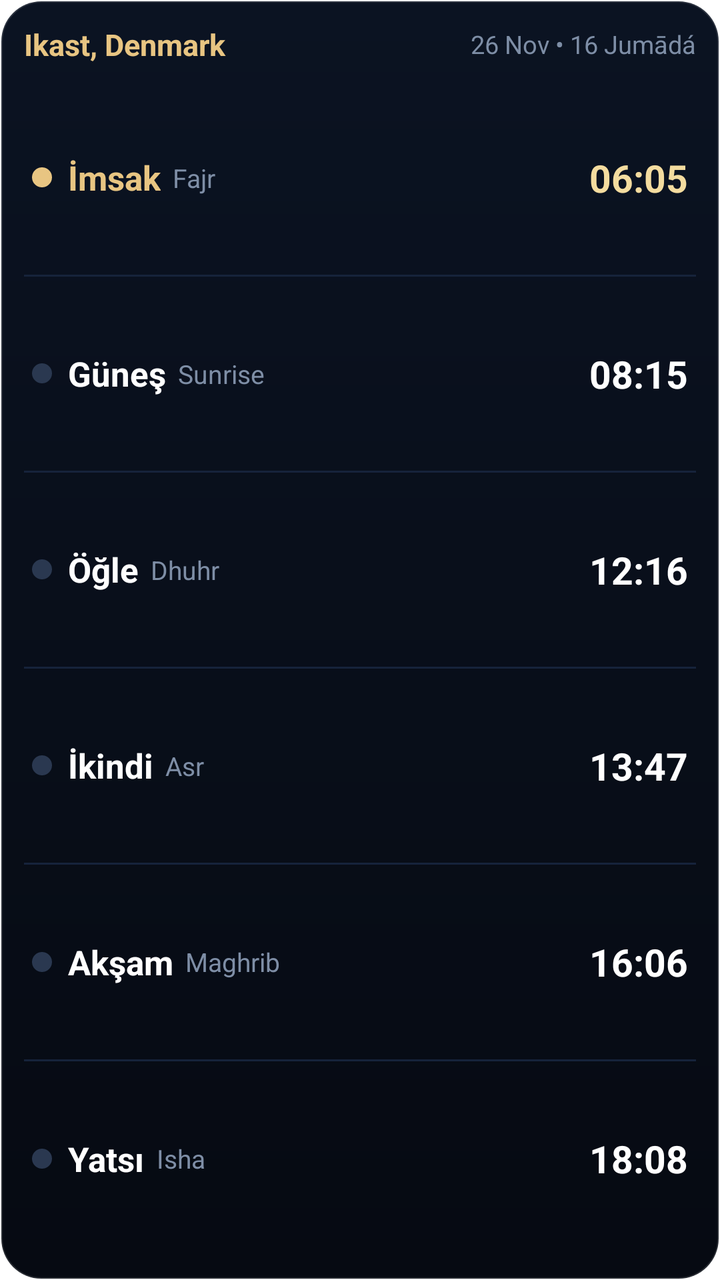
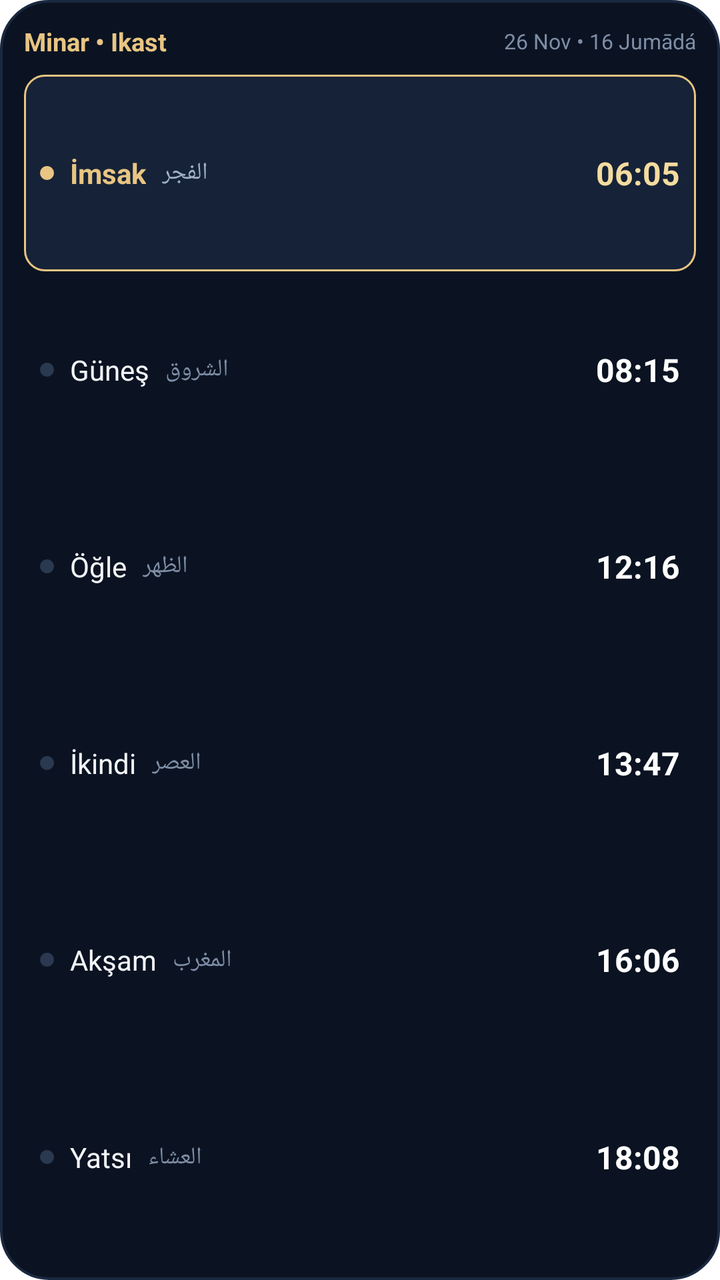

Compare the two renders of this Android layout. The source of the first and the diff that turns it into the second are given below.
<!-- AndroidManifest.xml: fallback theme Theme.MaterialComponents.DayNight.NoActionBar -->
<!-- res/layout/widget_vertical.xml -->
<?xml version="1.0" encoding="utf-8"?>
<LinearLayout xmlns:android="http://schemas.android.com/apk/res/android"
    android:id="@+id/widget_vertical_root"
    android:layout_width="match_parent"
    android:layout_height="match_parent"
    android:background="@drawable/widget_card_bg"
    android:orientation="vertical"
    android:padding="12dp">

    
    <LinearLayout
        android:layout_width="match_parent"
        android:layout_height="wrap_content"
        android:gravity="center_vertical"
        android:orientation="horizontal"
        android:paddingBottom="8dp">

        <TextView
            android:id="@+id/widget_v_title"
            android:layout_width="0dp"
            android:layout_height="wrap_content"
            android:layout_weight="1"
            android:ellipsize="end"
            android:maxLines="1"
            android:text="Ikast, Denmark"
            android:textColor="#E8C582"
            android:textSize="15sp"
            android:textStyle="bold" />

        <TextView
            android:id="@+id/widget_v_date"
            android:layout_width="wrap_content"
            android:layout_height="wrap_content"
            android:ellipsize="end"
            android:maxLines="1"
            android:text="26 Nov • 16 Jumādá"
            android:textColor="#7E8EA6"
            android:textSize="12.5sp" />
    </LinearLayout>

    
    <LinearLayout
        android:layout_width="match_parent"
        android:layout_height="0dp"
        android:layout_weight="1"
        android:orientation="vertical">

        
        <LinearLayout
            android:id="@+id/widget_v_row_0"
            android:layout_width="match_parent"
            android:layout_height="0dp"
            android:layout_weight="1"
            android:gravity="center_vertical"
            android:orientation="horizontal"
            android:paddingLeft="4dp"
            android:paddingRight="4dp">

            <ImageView
                android:id="@+id/widget_v_dot_0"
                android:layout_width="10dp"
                android:layout_height="10dp"
                android:layout_marginEnd="8dp"
                android:src="@drawable/widget_dot_gold" />

            <TextView
                android:id="@+id/widget_v_name_0"
                android:layout_width="wrap_content"
                android:layout_height="wrap_content"
                android:text="İmsak"
                android:textColor="#E8C582"
                android:textSize="17sp"
                android:textStyle="bold" />

            <TextView
                android:id="@+id/widget_v_sub_0"
                android:layout_width="0dp"
                android:layout_height="wrap_content"
                android:layout_marginStart="6dp"
                android:layout_weight="1"
                android:text="Fajr"
                android:textColor="#7E8EA6"
                android:textSize="13sp" />

            <TextView
                android:id="@+id/widget_v_time_0"
                android:layout_width="wrap_content"
                android:layout_height="wrap_content"
                android:text="06:05"
                android:textColor="#F4DC9F"
                android:textSize="19sp"
                android:textStyle="bold" />
        </LinearLayout>

        <FrameLayout
            android:layout_width="match_parent"
            android:layout_height="1dp"
            android:background="#16233B" />

        
        <LinearLayout
            android:id="@+id/widget_v_row_1"
            android:layout_width="match_parent"
            android:layout_height="0dp"
            android:layout_weight="1"
            android:gravity="center_vertical"
            android:orientation="horizontal"
            android:paddingLeft="4dp"
            android:paddingRight="4dp">

            <ImageView
                android:id="@+id/widget_v_dot_1"
                android:layout_width="10dp"
                android:layout_height="10dp"
                android:layout_marginEnd="8dp"
                android:src="@drawable/widget_dot_dim" />

            <TextView
                android:id="@+id/widget_v_name_1"
                android:layout_width="wrap_content"
                android:layout_height="wrap_content"
                android:text="Güneş"
                android:textColor="#FFFFFF"
                android:textSize="17sp"
                android:textStyle="bold" />

            <TextView
                android:id="@+id/widget_v_sub_1"
                android:layout_width="0dp"
                android:layout_height="wrap_content"
                android:layout_marginStart="6dp"
                android:layout_weight="1"
                android:text="Sunrise"
                android:textColor="#7E8EA6"
                android:textSize="13sp" />

            <TextView
                android:id="@+id/widget_v_time_1"
                android:layout_width="wrap_content"
                android:layout_height="wrap_content"
                android:text="08:15"
                android:textColor="#FFFFFF"
                android:textSize="19sp"
                android:textStyle="bold" />
        </LinearLayout>

        <FrameLayout
            android:layout_width="match_parent"
            android:layout_height="1dp"
            android:background="#16233B" />

        
        <LinearLayout
            android:id="@+id/widget_v_row_2"
            android:layout_width="match_parent"
            android:layout_height="0dp"
            android:layout_weight="1"
            android:gravity="center_vertical"
            android:orientation="horizontal"
            android:paddingLeft="4dp"
            android:paddingRight="4dp">

            <ImageView
                android:id="@+id/widget_v_dot_2"
                android:layout_width="10dp"
                android:layout_height="10dp"
                android:layout_marginEnd="8dp"
                android:src="@drawable/widget_dot_dim" />

            <TextView
                android:id="@+id/widget_v_name_2"
                android:layout_width="wrap_content"
                android:layout_height="wrap_content"
                android:text="Öğle"
                android:textColor="#FFFFFF"
                android:textSize="17sp"
                android:textStyle="bold" />

            <TextView
                android:id="@+id/widget_v_sub_2"
                android:layout_width="0dp"
                android:layout_height="wrap_content"
                android:layout_marginStart="6dp"
                android:layout_weight="1"
                android:text="Dhuhr"
                android:textColor="#7E8EA6"
                android:textSize="13sp" />

            <TextView
                android:id="@+id/widget_v_time_2"
                android:layout_width="wrap_content"
                android:layout_height="wrap_content"
                android:text="12:16"
                android:textColor="#FFFFFF"
                android:textSize="19sp"
                android:textStyle="bold" />
        </LinearLayout>

        <FrameLayout
            android:layout_width="match_parent"
            android:layout_height="1dp"
            android:background="#16233B" />

        
        <LinearLayout
            android:id="@+id/widget_v_row_3"
            android:layout_width="match_parent"
            android:layout_height="0dp"
            android:layout_weight="1"
            android:gravity="center_vertical"
            android:orientation="horizontal"
            android:paddingLeft="4dp"
            android:paddingRight="4dp">

            <ImageView
                android:id="@+id/widget_v_dot_3"
                android:layout_width="10dp"
                android:layout_height="10dp"
                android:layout_marginEnd="8dp"
                android:src="@drawable/widget_dot_dim" />

            <TextView
                android:id="@+id/widget_v_name_3"
                android:layout_width="wrap_content"
                android:layout_height="wrap_content"
                android:text="İkindi"
                android:textColor="#FFFFFF"
                android:textSize="17sp"
                android:textStyle="bold" />

            <TextView
                android:id="@+id/widget_v_sub_3"
                android:layout_width="0dp"
                android:layout_height="wrap_content"
                android:layout_marginStart="6dp"
                android:layout_weight="1"
                android:text="Asr"
                android:textColor="#7E8EA6"
                android:textSize="13sp" />

            <TextView
                android:id="@+id/widget_v_time_3"
                android:layout_width="wrap_content"
                android:layout_height="wrap_content"
                android:text="13:47"
                android:textColor="#FFFFFF"
                android:textSize="19sp"
                android:textStyle="bold" />
        </LinearLayout>

        <FrameLayout
            android:layout_width="match_parent"
            android:layout_height="1dp"
            android:background="#16233B" />

        
        <LinearLayout
            android:id="@+id/widget_v_row_4"
            android:layout_width="match_parent"
            android:layout_height="0dp"
            android:layout_weight="1"
            android:gravity="center_vertical"
            android:orientation="horizontal"
            android:paddingLeft="4dp"
            android:paddingRight="4dp">

            <ImageView
                android:id="@+id/widget_v_dot_4"
                android:layout_width="10dp"
                android:layout_height="10dp"
                android:layout_marginEnd="8dp"
                android:src="@drawable/widget_dot_dim" />

            <TextView
                android:id="@+id/widget_v_name_4"
                android:layout_width="wrap_content"
                android:layout_height="wrap_content"
                android:text="Akşam"
                android:textColor="#FFFFFF"
                android:textSize="17sp"
                android:textStyle="bold" />

            <TextView
                android:id="@+id/widget_v_sub_4"
                android:layout_width="0dp"
                android:layout_height="wrap_content"
                android:layout_marginStart="6dp"
                android:layout_weight="1"
                android:text="Maghrib"
                android:textColor="#7E8EA6"
                android:textSize="13sp" />

            <TextView
                android:id="@+id/widget_v_time_4"
                android:layout_width="wrap_content"
                android:layout_height="wrap_content"
                android:text="16:06"
                android:textColor="#FFFFFF"
                android:textSize="19sp"
                android:textStyle="bold" />
        </LinearLayout>

        <FrameLayout
            android:layout_width="match_parent"
            android:layout_height="1dp"
            android:background="#16233B" />

        
        <LinearLayout
            android:id="@+id/widget_v_row_5"
            android:layout_width="match_parent"
            android:layout_height="0dp"
            android:layout_weight="1"
            android:gravity="center_vertical"
            android:orientation="horizontal"
            android:paddingLeft="4dp"
            android:paddingRight="4dp">

            <ImageView
                android:id="@+id/widget_v_dot_5"
                android:layout_width="10dp"
                android:layout_height="10dp"
                android:layout_marginEnd="8dp"
                android:src="@drawable/widget_dot_dim" />

            <TextView
                android:id="@+id/widget_v_name_5"
                android:layout_width="wrap_content"
                android:layout_height="wrap_content"
                android:text="Yatsı"
                android:textColor="#FFFFFF"
                android:textSize="17sp"
                android:textStyle="bold" />

            <TextView
                android:id="@+id/widget_v_sub_5"
                android:layout_width="0dp"
                android:layout_height="wrap_content"
                android:layout_marginStart="6dp"
                android:layout_weight="1"
                android:text="Isha"
                android:textColor="#7E8EA6"
                android:textSize="13sp" />

            <TextView
                android:id="@+id/widget_v_time_5"
                android:layout_width="wrap_content"
                android:layout_height="wrap_content"
                android:text="18:08"
                android:textColor="#FFFFFF"
                android:textSize="19sp"
                android:textStyle="bold" />
        </LinearLayout>
    </LinearLayout>
</LinearLayout>
<!-- resources referenced by this layout -->
<resources>
  <!-- drawable widget_card_bg (drawable) -->
  <?xml version="1.0" encoding="utf-8"?>
  <shape xmlns:android="http://schemas.android.com/apk/res/android"
      android:shape="rectangle">
      <gradient
          android:angle="270"
          android:startColor="#0B1322"
          android:endColor="#060A12"
          android:type="linear" />
      <corners android:radius="20dp" />
      <stroke
          android:width="1.2dp"
          android:color="#22FFFFFF" />
  </shape>
  <!-- drawable widget_dot_dim (drawable) -->
  <?xml version="1.0" encoding="utf-8"?>
  <shape xmlns:android="http://schemas.android.com/apk/res/android"
      android:shape="oval">
      <solid android:color="#2A3850" />
      <size android:width="6dp" android:height="6dp" />
  </shape>
  <!-- drawable widget_dot_gold (drawable) -->
  <?xml version="1.0" encoding="utf-8"?>
  <shape xmlns:android="http://schemas.android.com/apk/res/android"
      android:shape="oval">
      <solid android:color="#E8C582" />
      <size android:width="8dp" android:height="8dp" />
  </shape>
</resources>

<!-- the commit's change to res/layout/widget_vertical.xml (unified diff, before → after) -->
@@ -3,12 +3,13 @@
     android:id="@+id/widget_vertical_root"
     android:layout_width="match_parent"
     android:layout_height="match_parent"
-    android:background="@drawable/widget_card_bg"
+    android:background="@drawable/widget_bg_midnight"
     android:orientation="vertical"
     android:padding="12dp">
 
     
     <LinearLayout
+        android:id="@+id/widget_v_header"
         android:layout_width="match_parent"
         android:layout_height="wrap_content"
         android:gravity="center_vertical"
@@ -22,9 +23,9 @@
             android:layout_weight="1"
             android:ellipsize="end"
             android:maxLines="1"
-            android:text="Ikast, Denmark"
+            android:text="Minar • Ikast"
             android:textColor="#E8C582"
-            android:textSize="15sp"
+            android:textSize="12.5sp"
             android:textStyle="bold" />
 
         <TextView
@@ -35,7 +36,7 @@
             android:maxLines="1"
             android:text="26 Nov • 16 Jumādá"
             android:textColor="#7E8EA6"
-            android:textSize="12.5sp" />
+            android:textSize="10.5sp" />
     </LinearLayout>
 
     
@@ -51,15 +52,15 @@
             android:layout_width="match_parent"
             android:layout_height="0dp"
             android:layout_weight="1"
-            android:gravity="center_vertical"
-            android:orientation="horizontal"
-            android:paddingLeft="4dp"
-            android:paddingRight="4dp">
+            android:background="@drawable/widget_row_active_gold"
+            android:gravity="center_vertical"
+            android:orientation="horizontal"
+            android:paddingHorizontal="8dp">
 
             <ImageView
                 android:id="@+id/widget_v_dot_0"
-                android:layout_width="10dp"
-                android:layout_height="10dp"
+                android:layout_width="7dp"
+                android:layout_height="7dp"
                 android:layout_marginEnd="8dp"
                 android:src="@drawable/widget_dot_gold" />
 
@@ -67,35 +68,41 @@
                 android:id="@+id/widget_v_name_0"
                 android:layout_width="wrap_content"
                 android:layout_height="wrap_content"
+                android:ellipsize="end"
+                android:maxLines="1"
                 android:text="İmsak"
                 android:textColor="#E8C582"
-                android:textSize="17sp"
+                android:textSize="14sp"
                 android:textStyle="bold" />
 
             <TextView
                 android:id="@+id/widget_v_sub_0"
-                android:layout_width="0dp"
-                android:layout_height="wrap_content"
-                android:layout_marginStart="6dp"
-                android:layout_weight="1"
-                android:text="Fajr"
-                android:textColor="#7E8EA6"
-                android:textSize="13sp" />
+                android:layout_width="wrap_content"
+                android:layout_height="wrap_content"
+                android:layout_marginStart="8dp"
+                android:ellipsize="end"
+                android:gravity="start|center_vertical"
+                android:maxLines="1"
+                android:text="الفجر"
+                android:textAlignment="viewStart"
+                android:textColor="#A0B0C8"
+                android:textSize="12sp" />
+
+            <FrameLayout
+                android:layout_width="0dp"
+                android:layout_height="match_parent"
+                android:layout_weight="1" />
 
             <TextView
                 android:id="@+id/widget_v_time_0"
                 android:layout_width="wrap_content"
                 android:layout_height="wrap_content"
+                android:gravity="end"
                 android:text="06:05"
                 android:textColor="#F4DC9F"
-                android:textSize="19sp"
-                android:textStyle="bold" />
-        </LinearLayout>
-
-        <FrameLayout
-            android:layout_width="match_parent"
-            android:layout_height="1dp"
-            android:background="#16233B" />
+                android:textSize="16sp"
+                android:textStyle="bold" />
+        </LinearLayout>
 
         
         <LinearLayout
@@ -105,13 +112,12 @@
             android:layout_weight="1"
             android:gravity="center_vertical"
             android:orientation="horizontal"
-            android:paddingLeft="4dp"
-            android:paddingRight="4dp">
+            android:paddingHorizontal="8dp">
 
             <ImageView
                 android:id="@+id/widget_v_dot_1"
-                android:layout_width="10dp"
-                android:layout_height="10dp"
+                android:layout_width="7dp"
+                android:layout_height="7dp"
                 android:layout_marginEnd="8dp"
                 android:src="@drawable/widget_dot_dim" />
 
@@ -119,35 +125,40 @@
                 android:id="@+id/widget_v_name_1"
                 android:layout_width="wrap_content"
                 android:layout_height="wrap_content"
+                android:ellipsize="end"
+                android:maxLines="1"
                 android:text="Güneş"
-                android:textColor="#FFFFFF"
-                android:textSize="17sp"
-                android:textStyle="bold" />
+                android:textColor="#F3F5F8"
+                android:textSize="14sp" />
 
             <TextView
                 android:id="@+id/widget_v_sub_1"
-                android:layout_width="0dp"
-                android:layout_height="wrap_content"
-                android:layout_marginStart="6dp"
-                android:layout_weight="1"
-                android:text="Sunrise"
-                android:textColor="#7E8EA6"
-                android:textSize="13sp" />
+                android:layout_width="wrap_content"
+                android:layout_height="wrap_content"
+                android:layout_marginStart="8dp"
+                android:ellipsize="end"
+                android:gravity="start|center_vertical"
+                android:maxLines="1"
+                android:text="الشروق"
+                android:textAlignment="viewStart"
+                android:textColor="#7E8EA6"
+                android:textSize="12sp" />
+
+            <FrameLayout
+                android:layout_width="0dp"
+                android:layout_height="match_parent"
+                android:layout_weight="1" />
 
             <TextView
                 android:id="@+id/widget_v_time_1"
                 android:layout_width="wrap_content"
                 android:layout_height="wrap_content"
+                android:gravity="end"
                 android:text="08:15"
                 android:textColor="#FFFFFF"
-                android:textSize="19sp"
-                android:textStyle="bold" />
-        </LinearLayout>
-
-        <FrameLayout
-            android:layout_width="match_parent"
-            android:layout_height="1dp"
-            android:background="#16233B" />
+                android:textSize="16sp"
+                android:textStyle="bold" />
+        </LinearLayout>
 
         
         <LinearLayout
@@ -157,13 +168,12 @@
             android:layout_weight="1"
             android:gravity="center_vertical"
             android:orientation="horizontal"
-            android:paddingLeft="4dp"
-            android:paddingRight="4dp">
+            android:paddingHorizontal="8dp">
 
             <ImageView
                 android:id="@+id/widget_v_dot_2"
-                android:layout_width="10dp"
-                android:layout_height="10dp"
+                android:layout_width="7dp"
+                android:layout_height="7dp"
                 android:layout_marginEnd="8dp"
                 android:src="@drawable/widget_dot_dim" />
 
@@ -171,35 +181,40 @@
                 android:id="@+id/widget_v_name_2"
                 android:layout_width="wrap_content"
                 android:layout_height="wrap_content"
+                android:ellipsize="end"
+                android:maxLines="1"
                 android:text="Öğle"
-                android:textColor="#FFFFFF"
-                android:textSize="17sp"
-                android:textStyle="bold" />
+                android:textColor="#F3F5F8"
+                android:textSize="14sp" />
 
             <TextView
                 android:id="@+id/widget_v_sub_2"
-                android:layout_width="0dp"
-                android:layout_height="wrap_content"
-                android:layout_marginStart="6dp"
-                android:layout_weight="1"
-                android:text="Dhuhr"
-                android:textColor="#7E8EA6"
-                android:textSize="13sp" />
+                android:layout_width="wrap_content"
+                android:layout_height="wrap_content"
+                android:layout_marginStart="8dp"
+                android:ellipsize="end"
+                android:gravity="start|center_vertical"
+                android:maxLines="1"
+                android:text="الظهر"
+                android:textAlignment="viewStart"
+                android:textColor="#7E8EA6"
+                android:textSize="12sp" />
+
+            <FrameLayout
+                android:layout_width="0dp"
+                android:layout_height="match_parent"
+                android:layout_weight="1" />
 
             <TextView
                 android:id="@+id/widget_v_time_2"
                 android:layout_width="wrap_content"
                 android:layout_height="wrap_content"
+                android:gravity="end"
                 android:text="12:16"
                 android:textColor="#FFFFFF"
-                android:textSize="19sp"
-                android:textStyle="bold" />
-        </LinearLayout>
-
-        <FrameLayout
-            android:layout_width="match_parent"
-            android:layout_height="1dp"
-            android:background="#16233B" />
+                android:textSize="16sp"
+                android:textStyle="bold" />
+        </LinearLayout>
 
         
         <LinearLayout
@@ -209,13 +224,12 @@
             android:layout_weight="1"
             android:gravity="center_vertical"
             android:orientation="horizontal"
-            android:paddingLeft="4dp"
-            android:paddingRight="4dp">
+            android:paddingHorizontal="8dp">
 
             <ImageView
                 android:id="@+id/widget_v_dot_3"
-                android:layout_width="10dp"
-                android:layout_height="10dp"
+                android:layout_width="7dp"
+                android:layout_height="7dp"
                 android:layout_marginEnd="8dp"
                 android:src="@drawable/widget_dot_dim" />
 
@@ -223,35 +237,40 @@
                 android:id="@+id/widget_v_name_3"
                 android:layout_width="wrap_content"
                 android:layout_height="wrap_content"
+                android:ellipsize="end"
+                android:maxLines="1"
                 android:text="İkindi"
-                android:textColor="#FFFFFF"
-                android:textSize="17sp"
-                android:textStyle="bold" />
+                android:textColor="#F3F5F8"
+                android:textSize="14sp" />
 
             <TextView
                 android:id="@+id/widget_v_sub_3"
-                android:layout_width="0dp"
-                android:layout_height="wrap_content"
-                android:layout_marginStart="6dp"
-                android:layout_weight="1"
-                android:text="Asr"
-                android:textColor="#7E8EA6"
-                android:textSize="13sp" />
+                android:layout_width="wrap_content"
+                android:layout_height="wrap_content"
+                android:layout_marginStart="8dp"
+                android:ellipsize="end"
+                android:gravity="start|center_vertical"
+                android:maxLines="1"
+                android:text="العصر"
+                android:textAlignment="viewStart"
+                android:textColor="#7E8EA6"
+                android:textSize="12sp" />
+
+            <FrameLayout
+                android:layout_width="0dp"
+                android:layout_height="match_parent"
+                android:layout_weight="1" />
 
             <TextView
                 android:id="@+id/widget_v_time_3"
                 android:layout_width="wrap_content"
                 android:layout_height="wrap_content"
+                android:gravity="end"
                 android:text="13:47"
                 android:textColor="#FFFFFF"
-                android:textSize="19sp"
-                android:textStyle="bold" />
-        </LinearLayout>
-
-        <FrameLayout
-            android:layout_width="match_parent"
-            android:layout_height="1dp"
-            android:background="#16233B" />
+                android:textSize="16sp"
+                android:textStyle="bold" />
+        </LinearLayout>
 
         
         <LinearLayout
@@ -261,13 +280,12 @@
             android:layout_weight="1"
             android:gravity="center_vertical"
             android:orientation="horizontal"
-            android:paddingLeft="4dp"
-            android:paddingRight="4dp">
+            android:paddingHorizontal="8dp">
 
             <ImageView
                 android:id="@+id/widget_v_dot_4"
-                android:layout_width="10dp"
-                android:layout_height="10dp"
+                android:layout_width="7dp"
+                android:layout_height="7dp"
                 android:layout_marginEnd="8dp"
                 android:src="@drawable/widget_dot_dim" />
 
@@ -275,35 +293,40 @@
                 android:id="@+id/widget_v_name_4"
                 android:layout_width="wrap_content"
                 android:layout_height="wrap_content"
+                android:ellipsize="end"
+                android:maxLines="1"
                 android:text="Akşam"
-                android:textColor="#FFFFFF"
-                android:textSize="17sp"
-                android:textStyle="bold" />
+                android:textColor="#F3F5F8"
+                android:textSize="14sp" />
 
             <TextView
                 android:id="@+id/widget_v_sub_4"
-                android:layout_width="0dp"
-                android:layout_height="wrap_content"
-                android:layout_marginStart="6dp"
-                android:layout_weight="1"
-                android:text="Maghrib"
-                android:textColor="#7E8EA6"
-                android:textSize="13sp" />
+                android:layout_width="wrap_content"
+                android:layout_height="wrap_content"
+                android:layout_marginStart="8dp"
+                android:ellipsize="end"
+                android:gravity="start|center_vertical"
+                android:maxLines="1"
+                android:text="المغرب"
+                android:textAlignment="viewStart"
+                android:textColor="#7E8EA6"
+                android:textSize="12sp" />
+
+            <FrameLayout
+                android:layout_width="0dp"
+                android:layout_height="match_parent"
+                android:layout_weight="1" />
 
             <TextView
                 android:id="@+id/widget_v_time_4"
                 android:layout_width="wrap_content"
                 android:layout_height="wrap_content"
+                android:gravity="end"
                 android:text="16:06"
                 android:textColor="#FFFFFF"
-                android:textSize="19sp"
-                android:textStyle="bold" />
-        </LinearLayout>
-
-        <FrameLayout
-            android:layout_width="match_parent"
-            android:layout_height="1dp"
-            android:background="#16233B" />
+                android:textSize="16sp"
+                android:textStyle="bold" />
+        </LinearLayout>
 
         
         <LinearLayout
@@ -313,13 +336,12 @@
             android:layout_weight="1"
             android:gravity="center_vertical"
             android:orientation="horizontal"
-            android:paddingLeft="4dp"
-            android:paddingRight="4dp">
+            android:paddingHorizontal="8dp">
 
             <ImageView
                 android:id="@+id/widget_v_dot_5"
-                android:layout_width="10dp"
-                android:layout_height="10dp"
+                android:layout_width="7dp"
+                android:layout_height="7dp"
                 android:layout_marginEnd="8dp"
                 android:src="@drawable/widget_dot_dim" />
 
@@ -327,28 +349,38 @@
                 android:id="@+id/widget_v_name_5"
                 android:layout_width="wrap_content"
                 android:layout_height="wrap_content"
+                android:ellipsize="end"
+                android:maxLines="1"
                 android:text="Yatsı"
-                android:textColor="#FFFFFF"
-                android:textSize="17sp"
-                android:textStyle="bold" />
+                android:textColor="#F3F5F8"
+                android:textSize="14sp" />
 
             <TextView
                 android:id="@+id/widget_v_sub_5"
-                android:layout_width="0dp"
-                android:layout_height="wrap_content"
-                android:layout_marginStart="6dp"
-                android:layout_weight="1"
-                android:text="Isha"
-                android:textColor="#7E8EA6"
-                android:textSize="13sp" />
+                android:layout_width="wrap_content"
+                android:layout_height="wrap_content"
+                android:layout_marginStart="8dp"
+                android:ellipsize="end"
+                android:gravity="start|center_vertical"
+                android:maxLines="1"
+                android:text="العشاء"
+                android:textAlignment="viewStart"
+                android:textColor="#7E8EA6"
+                android:textSize="12sp" />
+
+            <FrameLayout
+                android:layout_width="0dp"
+                android:layout_height="match_parent"
+                android:layout_weight="1" />
 
             <TextView
                 android:id="@+id/widget_v_time_5"
                 android:layout_width="wrap_content"
                 android:layout_height="wrap_content"
+                android:gravity="end"
                 android:text="18:08"
                 android:textColor="#FFFFFF"
-                android:textSize="19sp"
+                android:textSize="16sp"
                 android:textStyle="bold" />
         </LinearLayout>
     </LinearLayout>
<!-- resource entries referenced after the edit -->
@@ -1,18 +1,12 @@
 <!-- resources referenced by this layout -->
 <resources>
-  <!-- drawable widget_card_bg (drawable) -->
+  <!-- drawable widget_bg_midnight (drawable) -->
   <?xml version="1.0" encoding="utf-8"?>
   <shape xmlns:android="http://schemas.android.com/apk/res/android"
       android:shape="rectangle">
-      <gradient
-          android:angle="270"
-          android:startColor="#0B1322"
-          android:endColor="#060A12"
-          android:type="linear" />
-      <corners android:radius="20dp" />
-      <stroke
-          android:width="1.2dp"
-          android:color="#22FFFFFF" />
+      <solid android:color="#0B1322" />
+      <stroke android:width="1.2dp" android:color="#1A2840" />
+      <corners android:radius="24dp" />
   </shape>
   <!-- drawable widget_dot_dim (drawable) -->
   <?xml version="1.0" encoding="utf-8"?>
@@ -28,5 +22,13 @@
       <solid android:color="#E8C582" />
       <size android:width="8dp" android:height="8dp" />
   </shape>
+  <!-- drawable widget_row_active_gold (drawable) -->
+  <?xml version="1.0" encoding="utf-8"?>
+  <shape xmlns:android="http://schemas.android.com/apk/res/android"
+      android:shape="rectangle">
+      <solid android:color="#162238" />
+      <stroke android:width="1dp" android:color="#E8C582" />
+      <corners android:radius="10dp" />
+  </shape>
 </resources>
 
